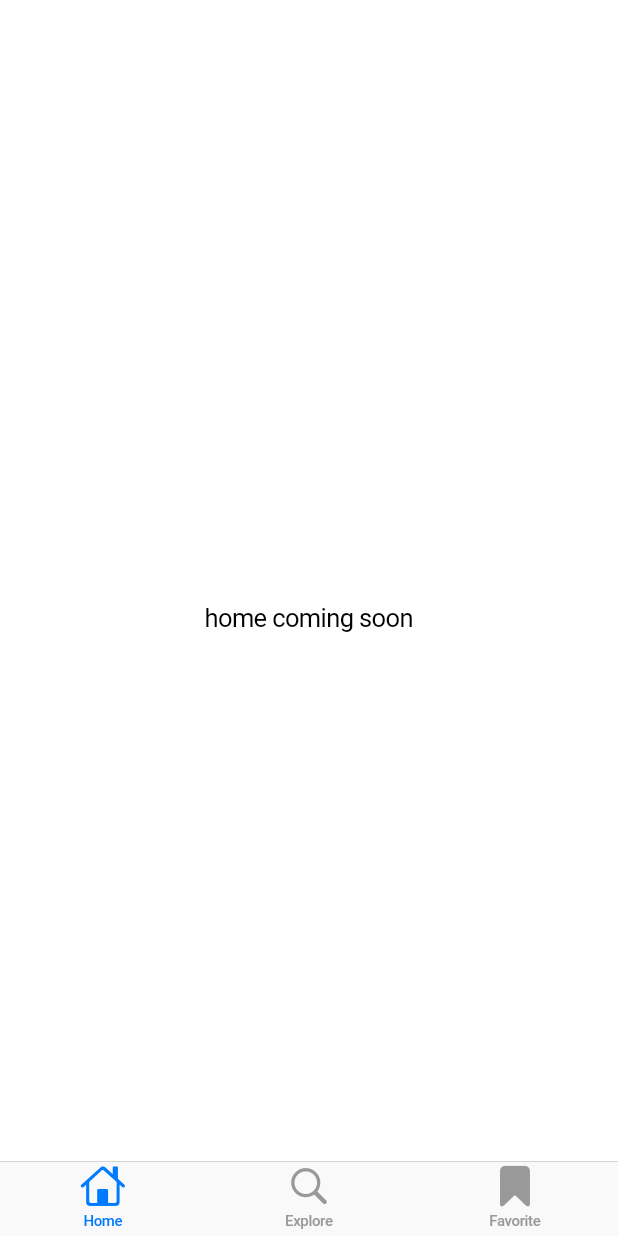
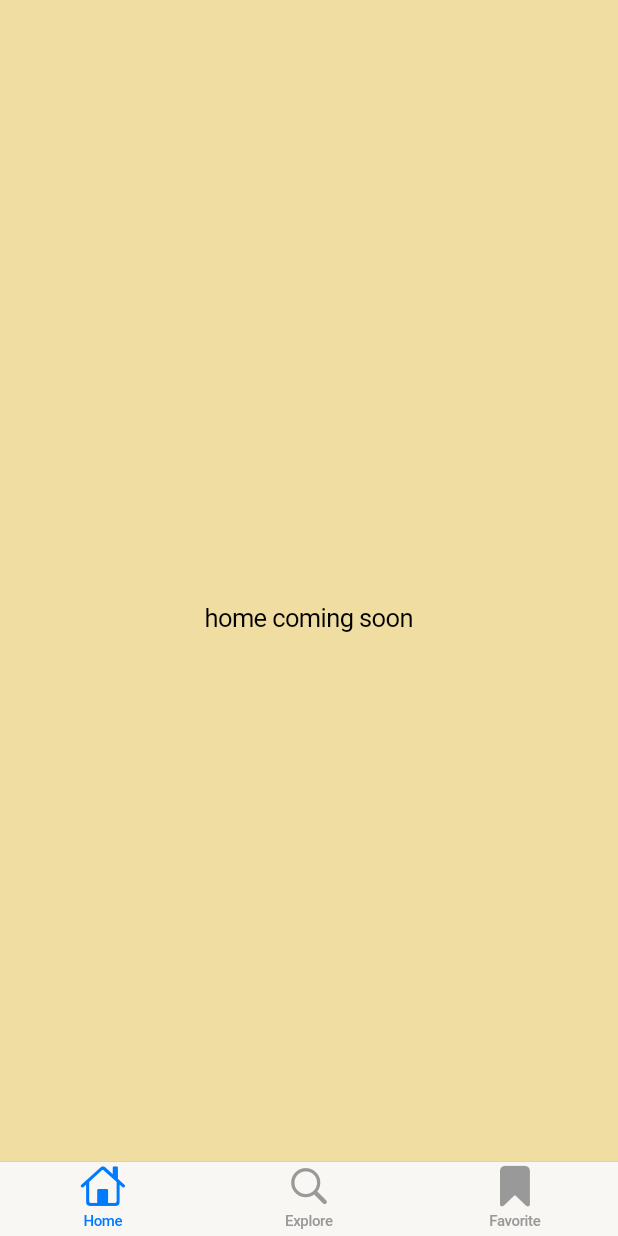
Before and after one commit to Vanehir/ChocoLyrics, a Flutter app: the screen it shows after launch, on a phone screen of 412 x 824 dp. Run offline on Flutter 3.47's test engine with Material 3 defaults, Android fonts, the phone set to English and light mode, and no system bars; our stand-ins replace easy_localization.

Commit message:
Feat: minor background change

```diff
--- a/lib/screens/explore/explore_screen.dart
+++ b/lib/screens/explore/explore_screen.dart
@@ -13,12 +13,13 @@ class ExploreScreen extends StatelessWidget {
   @override
   Widget build(BuildContext context) {
     return CupertinoPageScaffold(
+      backgroundColor: beige,
       child: SafeArea(
         child: Container(
           width: MediaQuery.of(context).size.width,
           height: MediaQuery.of(context).size.height,
           padding: const EdgeInsets.symmetric(horizontal: 10, vertical: 20),
-          decoration: const BoxDecoration(color: beige),
+          // decoration: const BoxDecoration(color: beige),
           child: Column(
             mainAxisSize: MainAxisSize.min,
             crossAxisAlignment: CrossAxisAlignment.center,
--- a/lib/screens/favorites/favorite_screen.dart
+++ b/lib/screens/favorites/favorite_screen.dart
@@ -1,3 +1,4 @@
+import 'package:choco_lyrics/themes/colors/colors.dart';
 import 'package:flutter/cupertino.dart';
 
 class FavoriteScreen extends StatelessWidget {
@@ -6,6 +7,7 @@ class FavoriteScreen extends StatelessWidget {
   @override
   Widget build(BuildContext context) {
     return CupertinoPageScaffold(
+      backgroundColor: beige,
       child: Center(
         child: Text('favorites coming soon'),
       ),
--- a/lib/screens/home/home_screen.dart
+++ b/lib/screens/home/home_screen.dart
@@ -1,3 +1,4 @@
+import 'package:choco_lyrics/themes/colors/colors.dart';
 import 'package:flutter/cupertino.dart';
 
 class HomeScreen extends StatelessWidget {
@@ -6,6 +7,7 @@ class HomeScreen extends StatelessWidget {
   @override
   Widget build(BuildContext context) {
     return CupertinoPageScaffold(
+      backgroundColor: beige,
       child: Center(
         child: Text('home coming soon'),
       ),
```
